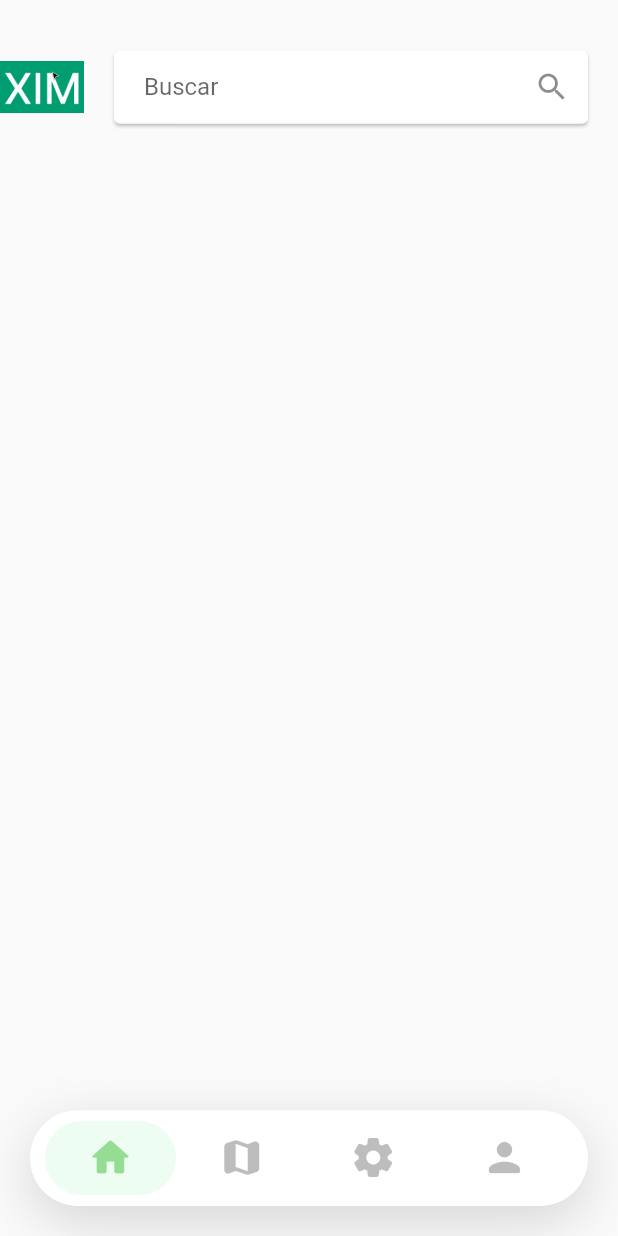
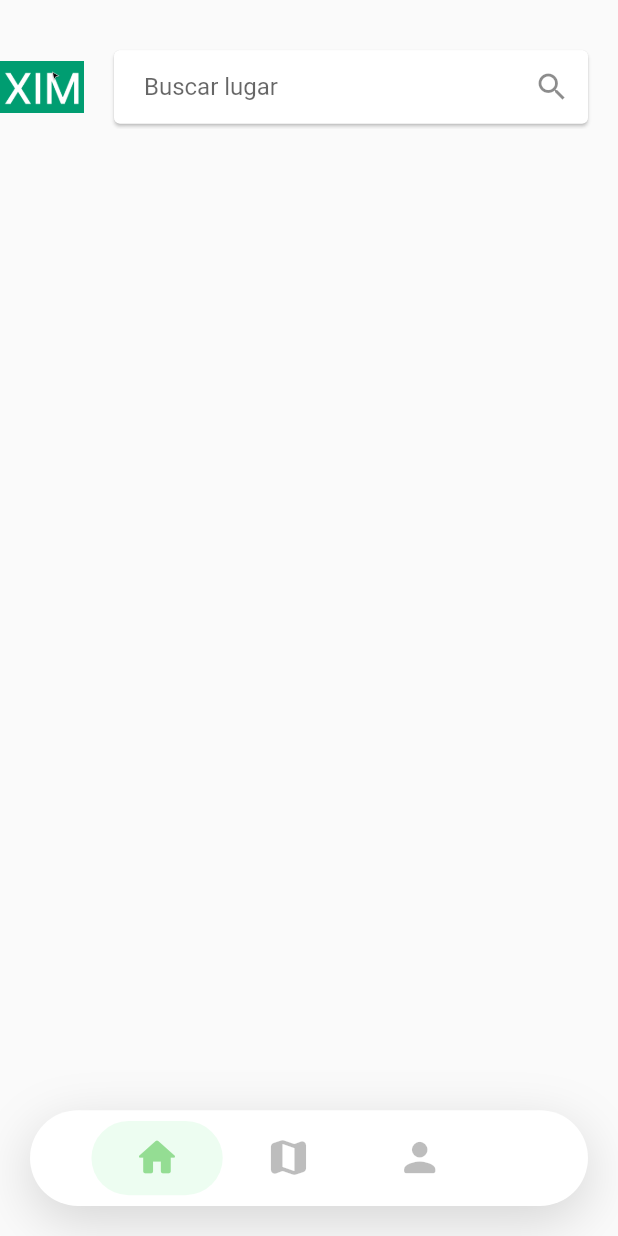
Before and after one commit to ximball/ximball_app, a Flutter app: the screen it shows after launch, on a phone screen of 412 x 824 dp. Run offline on Flutter 3.47's test engine with Material 2 defaults, Android fonts, the phone set to English and light mode, and no system bars.

Commit message:
update: actualizacion navbar, pages

```diff
--- a/lib/pages/home/bottom_home_pages.dart
+++ b/lib/pages/home/bottom_home_pages.dart
@@ -28,8 +28,7 @@ class _BHomePagesState extends State<BHomePages> {
     List pagesB = <Widget>[
       const HomePages(),
       const PlacePages(),
-      const SettingPages(),
-      const UserPages(),
+      const SettingPages()
     ];
 
     return Scaffold(
@@ -49,9 +48,9 @@ class _BHomePagesState extends State<BHomePages> {
           borderRadius: BorderRadius.circular(50),
         ),
         child: ListView.builder(
-          itemCount: 4,
+          itemCount: 3,
           scrollDirection: Axis.horizontal,
-          padding: EdgeInsets.symmetric(horizontal: screenWidth * .024),
+          padding: EdgeInsets.symmetric(horizontal: screenWidth * .0994),
           itemBuilder: (context, index) => InkWell(
             onTap: () {
               setState(() {
@@ -102,7 +101,6 @@ class _BHomePagesState extends State<BHomePages> {
   List<IconData> listOfIcons = [
     Icons.home_rounded,
     Icons.map_rounded,
-    Icons.settings_rounded,
     Icons.person_rounded,
   ];
 }
--- a/lib/pages/home/home_page.dart
+++ b/lib/pages/home/home_page.dart
@@ -1,4 +1,7 @@
+// ignore_for_file: unused_import
+
 import 'package:flutter/material.dart';
+// ignore: unused_import
 import 'package:xinbal/pages/search/search_page.dart';
 import 'package:xinbal/utils/Image_util.dart';
 
@@ -28,7 +31,7 @@ class HomePages extends StatelessWidget {
                   decoration: InputDecoration(
                       contentPadding: EdgeInsets.symmetric(
                           horizontal: 20.0, vertical: 15.0),
-                      hintText: "Buscar",
+                      hintText: "Buscar lugar",
                       border: InputBorder.none,
                       suffixIcon: IconButton(
                           onPressed: () {}, icon: Icon(Icons.search))),
```
Also changed, not shown: lib/pages/home/settings_page.dart (+6 -2 lines), lib/pages/home/user_page.dart (+6 -3 lines).
